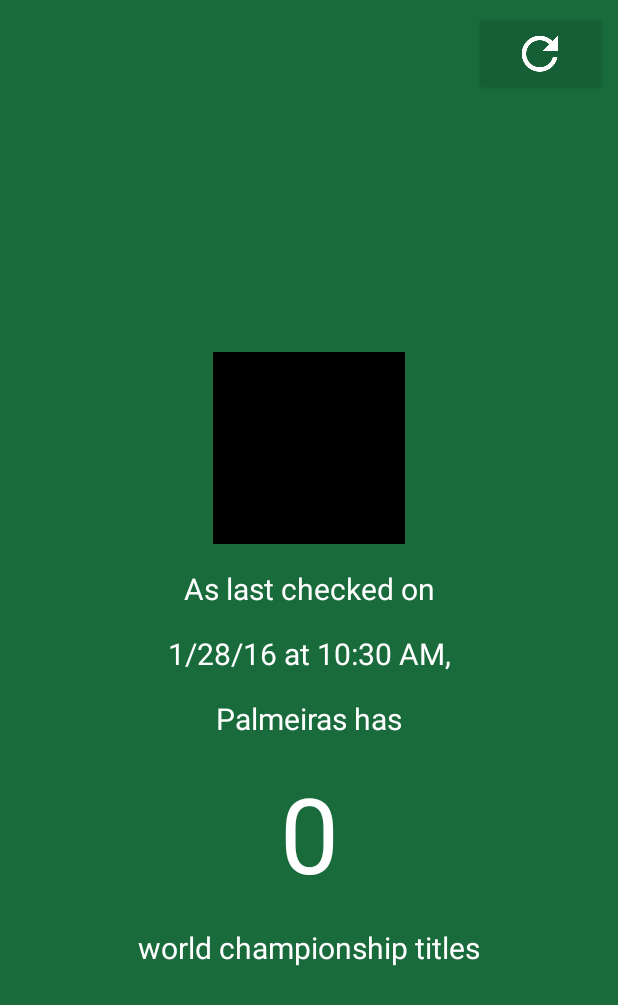
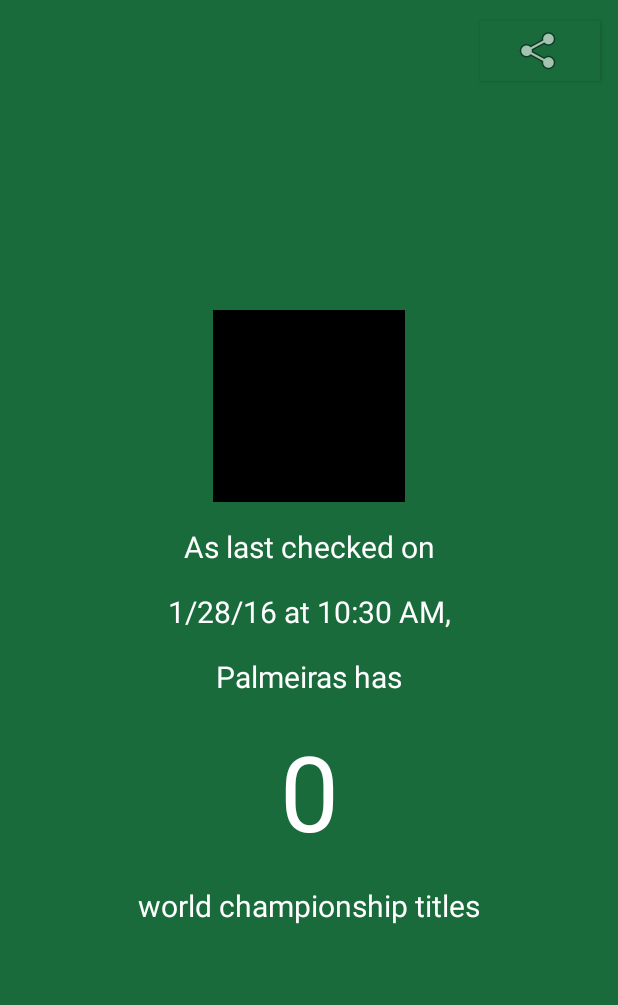
Before and after one commit to LuckCheeseInc/sadPalmeiras-android, an Android app: the screen it shows after launch (MainActivity), on a phone screen of 412 x 824 dp. Shown: the top 1005 px of the screen. Run offline under Robolectric (Android 15) with nearby library versions, the phone set to English and light mode, and no system bars; our stand-ins replace AdMob; 4 statements that could not run were skipped.

Commit message:
Added share of app link, and removed refresh

```diff
--- a/app/src/main/res/layout/activity_main.xml
+++ b/app/src/main/res/layout/activity_main.xml
@@ -11,12 +11,12 @@
 
     <ImageButton
         style="@style/Widget.AppCompat.Button.Colored"
-        android:id="@+id/refresh"
+        android:id="@+id/share"
         android:layout_width="wrap_content"
         android:layout_height="wrap_content"
         android:layout_alignParentTop="true"
         android:layout_alignParentRight="true"
-        android:src="@drawable/ic_refresh"/>
+        android:src="@android:drawable/ic_menu_share"/>
 
     <com.google.android.gms.ads.AdView
         android:id="@+id/adView"
@@ -30,7 +30,7 @@
     <LinearLayout
         android:layout_width="match_parent"
         android:layout_height="wrap_content"
-        android:layout_below="@id/refresh"
+        android:layout_alignParentTop="true"
         android:layout_above="@id/adView"
         android:gravity="center_vertical"
         android:orientation="vertical">
--- a/app/src/main/res/values/colors.xml
+++ b/app/src/main/res/values/colors.xml
@@ -2,5 +2,5 @@
 <resources>
     <color name="colorPrimary">#196B3C</color>
     <color name="colorPrimaryDark">#196B3C</color>
-    <color name="colorAccent">#165E35</color>
+    <color name="colorAccent">#196B3C</color>
 </resources>
```
Also changed, not shown: app/src/main/java/com/luckcheese/sadpalmeiras/MainActivity.java (+8 -3 lines).
